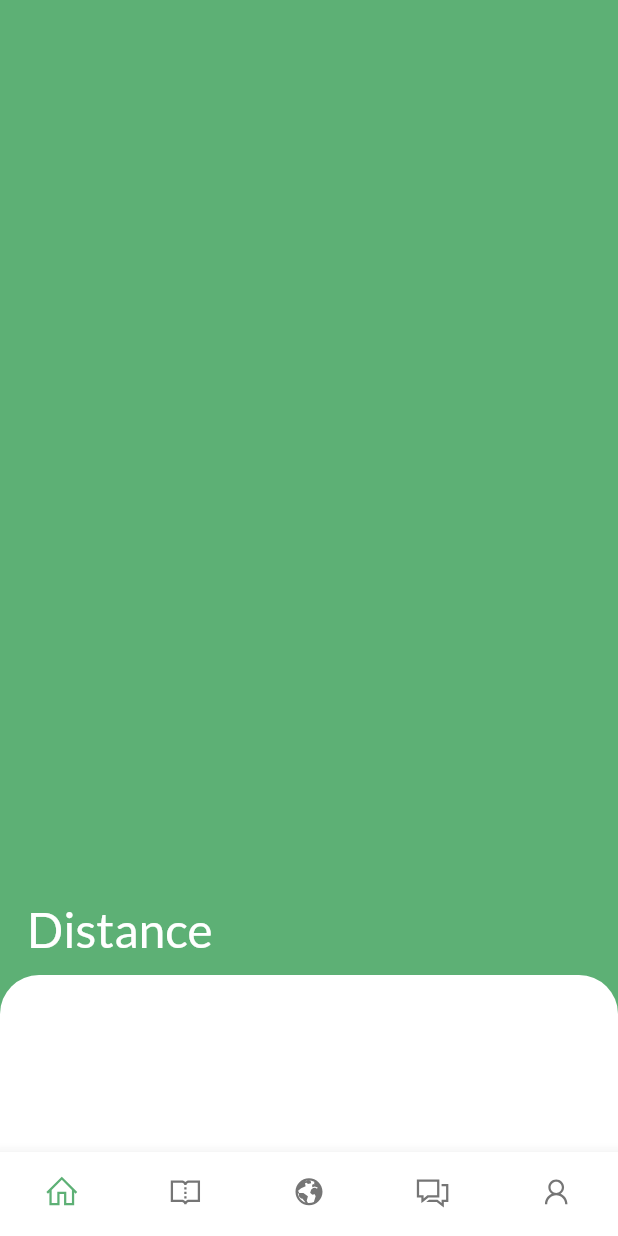
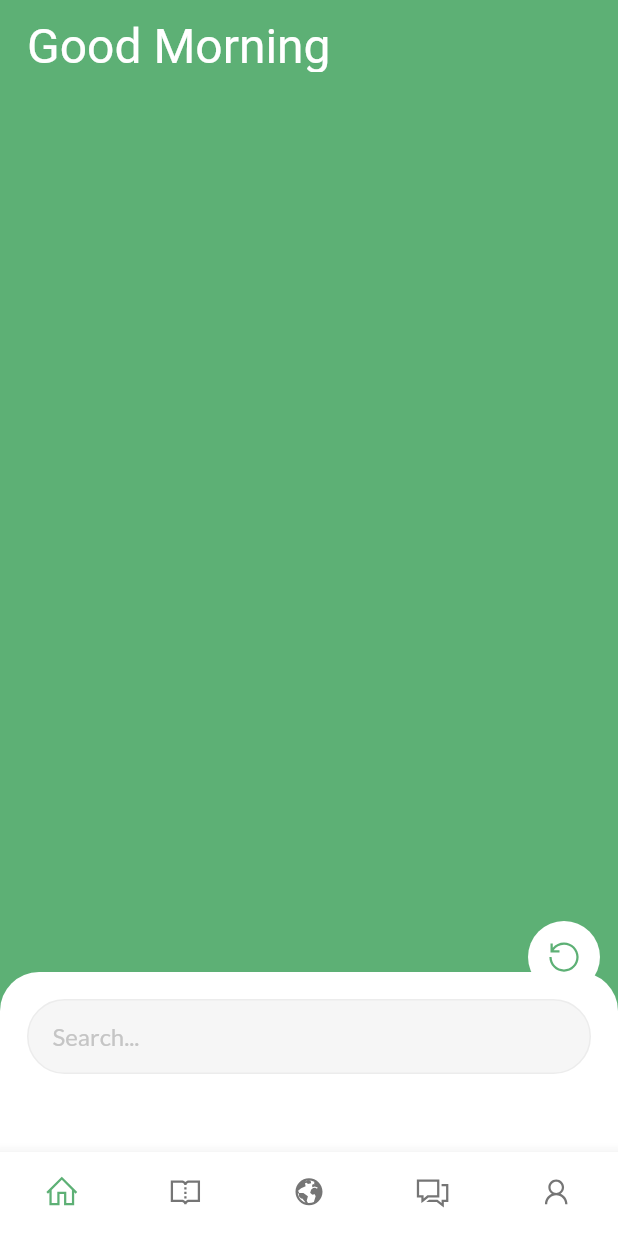
Before and after one commit to tomlaws/hikee, a Flutter app: the screen it shows after launch, on a phone screen of 412 x 824 dp. Run offline on Flutter 3.47's test engine with Material 2 defaults, Android fonts, the phone set to English and light mode, and no system bars; drawn by our look-alikes of sliding_up_panel; our stand-ins replace google_fonts, line_awesome_flutter.

Commit message:
update home

```diff
--- a/lib/screens/home.dart
+++ b/lib/screens/home.dart
@@ -1,8 +1,11 @@
 import 'package:flutter/material.dart';
 import 'package:flutter/widgets.dart';
+import 'package:hikee/components/button.dart';
+import 'package:hikee/components/text_input.dart';
 import 'package:hikee/models/panel_position.dart';
 import 'package:provider/provider.dart';
 import 'package:sliding_up_panel/sliding_up_panel.dart';
+import 'package:line_awesome_flutter/line_awesome_flutter.dart';
 
 class HomeScreen extends StatefulWidget {
   const HomeScreen({Key? key}) : super(key: key);
@@ -13,7 +16,8 @@ class HomeScreen extends StatefulWidget {
 
 class _HomeScreenState extends State<HomeScreen> {
   PanelController _pc = new PanelController();
-  double position = 0;
+  double _collapsedPanelHeight = 180;
+  double _panelHeaderHeight = 60;
 
   @override
   Widget build(BuildContext context) {
@@ -21,9 +25,9 @@ class _HomeScreenState extends State<HomeScreen> {
         body: SlidingUpPanel(
             controller: _pc,
             parallaxEnabled: true,
+            renderPanelSheet: false,
             maxHeight: MediaQuery.of(context).size.height,
-            minHeight: 180,
-            boxShadow: [],
+            minHeight: _collapsedPanelHeight,
             color: Colors.transparent,
             onPanelSlide: (position) {
               Provider.of<PanelPosition>(context, listen: false)
@@ -37,32 +41,21 @@ class _HomeScreenState extends State<HomeScreen> {
     return SafeArea(
         child: Column(
       children: [
-        Container(
+        Consumer<PanelPosition>(
+            builder: (_, pos, __) => IgnorePointer(
+                ignoring: pos.position == 0,
+                child: Container(
+                  height: _panelHeaderHeight,
+                  color: Colors.transparent,
                   alignment: Alignment.centerLeft,
                   padding: EdgeInsets.symmetric(horizontal: 18, vertical: 12),
-            child: Stack(
-              children: [
-                Consumer<PanelPosition>(
-                    builder: (_, pos, __) => Opacity(
+                  child: Opacity(
                       opacity: pos.position,
                       child: Text(
                         'Discover',
                         style: TextStyle(color: Colors.white, fontSize: 32),
+                      )),
                 ))),
-                Row(
-                  children: [
-                    Consumer<PanelPosition>(
-                        builder: (_, pos, __) => Opacity(
-                            opacity: 1 - pos.position,
-                            child: Text(
-                              'Distance',
-                              style:
-                                  TextStyle(color: Colors.white, fontSize: 32),
-                            ))),
-                  ],
-                )
-              ],
-            )),
         Expanded(
           child: Container(
             decoration: BoxDecoration(
@@ -70,7 +63,15 @@ class _HomeScreenState extends State<HomeScreen> {
               borderRadius: BorderRadius.only(
                   topLeft: Radius.circular(26), topRight: Radius.circular(26)),
             ),
-            child: Center(child: Text('Content')),
+            child: Padding(
+                padding: EdgeInsets.all(18),
+                child: Column(
+                  children: [
+                    TextInput(
+                      hintText: 'Search...',
+                    )
+                  ],
+                )),
           ),
         )
       ],
@@ -79,12 +80,57 @@ class _HomeScreenState extends State<HomeScreen> {
 
   Widget _body() {
     return Container(
-        padding: EdgeInsets.only(bottom: 180),
+        padding: EdgeInsets.only(
+            bottom: _collapsedPanelHeight - (_panelHeaderHeight / 2)),
         color: Color(0xFF5DB075),
         child: SafeArea(
           child: Column(
-            mainAxisAlignment: MainAxisAlignment.end,
+            mainAxisAlignment: MainAxisAlignment.spaceBetween,
+            children: [
+              Consumer<PanelPosition>(
+                  builder: (_, pos, __) => Opacity(
+                        opacity: 1 - pos.position,
+                        child: DefaultTextStyle(
+                          style: TextStyle(color: Colors.white),
+                          child: Column(
+                            crossAxisAlignment: CrossAxisAlignment.start,
+                            children: [
+                              Container(
+                                padding: EdgeInsets.symmetric(
+                                    horizontal: 18, vertical: 12),
+                                height: _panelHeaderHeight,
+                                alignment: Alignment.centerLeft,
+                                child: Text(
+                                  'Good Morning',
+                                  style: TextStyle(fontSize: 32),
+                                ),
+                              )
+                            ],
+                          ),
+                        ),
+                      )),
+              Padding(
+                padding: EdgeInsets.all(12),
+                child: Row(
+                  mainAxisAlignment: MainAxisAlignment.spaceBetween,
+                  children: [
+                    Column(
                       children: [],
+                    ),
+                    Button(
+                      icon: Icon(
+                        LineAwesomeIcons.alternate_undo,
+                        color: Theme.of(context).primaryColor,
+                      ),
+                      invert: true,
+                      onPressed: () {
+                        // do your thing here
+                      },
+                    ),
+                  ],
+                ),
+              )
+            ],
           ),
         ));
     return GestureDetector(
```
Lines whose indentation alone changed are shown as unchanged.
